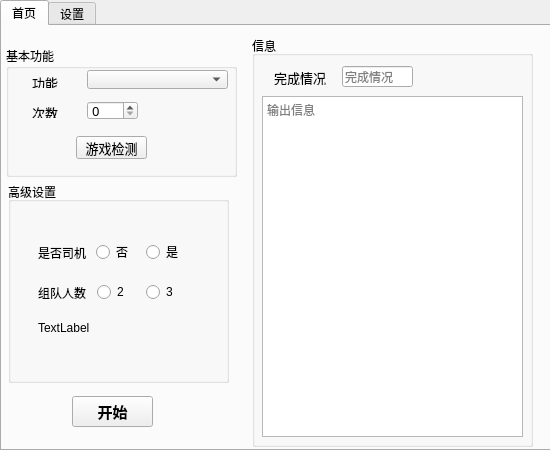
The window that ui/mainui.ui (AquamarineCyan/OnmyojiDesktopAssistant) describes before a commit, drawn with Qt 5.
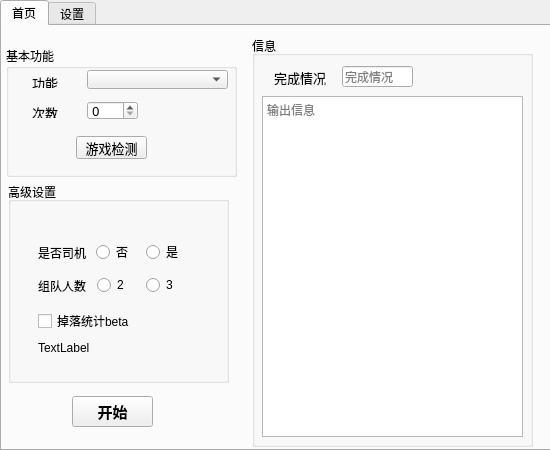
The same window after the commit. The open tabs and pages were chosen to show the change.

Commit message: :sparkles: 新增御魂掉落统计beta

Diff of the .ui file:
```diff
--- a/ui/mainui.ui
+++ b/ui/mainui.ui
@@ -230,7 +230,7 @@
          <property name="geometry">
           <rect>
            <x>128</x>
-           <y>80</y>
+           <y>73</y>
            <width>33</width>
            <height>20</height>
           </rect>
@@ -251,7 +251,7 @@
          <property name="geometry">
           <rect>
            <x>79</x>
-           <y>80</y>
+           <y>73</y>
            <width>33</width>
            <height>20</height>
           </rect>
@@ -272,7 +272,7 @@
          <property name="geometry">
           <rect>
            <x>20</x>
-           <y>80</y>
+           <y>73</y>
            <width>48</width>
            <height>21</height>
           </rect>
@@ -290,7 +290,7 @@
          <property name="geometry">
           <rect>
            <x>20</x>
-           <y>110</y>
+           <y>130</y>
            <width>141</width>
            <height>31</height>
           </rect>
@@ -299,6 +299,37 @@
           <string>TextLabel</string>
          </property>
         </widget>
+        <widget class="QCheckBox" name="button_yuhun_drop_statistics">
+         <property name="geometry">
+          <rect>
+           <x>20</x>
+           <y>109</y>
+           <width>100</width>
+           <height>20</height>
+          </rect>
+         </property>
+         <property name="sizePolicy">
+          <sizepolicy hsizetype="Fixed" vsizetype="Fixed">
+           <horstretch>0</horstretch>
+           <verstretch>0</verstretch>
+          </sizepolicy>
+         </property>
+         <property name="minimumSize">
+          <size>
+           <width>100</width>
+           <height>0</height>
+          </size>
+         </property>
+         <property name="maximumSize">
+          <size>
+           <width>100</width>
+           <height>16777215</height>
+          </size>
+         </property>
+         <property name="text">
+          <string>掉落统计beta</string>
+         </property>
+        </widget>
        </widget>
        <widget class="QWidget" name="jiejietupo_2">
         <widget class="QRadioButton" name="button_jiejietupo_3victory">
```
The commit also changes 3 other files.
